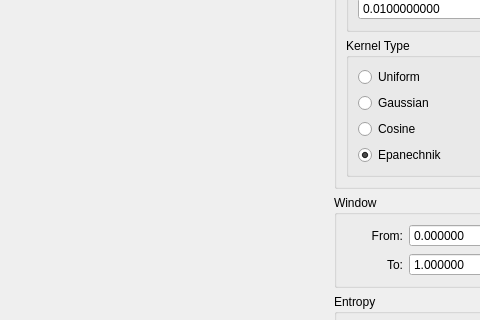
Qt form source/modules/histogram/HistogramWidget.ui (josefkoller/ambient_image_processor) before a commit; both pictures show x 0 to 480 and y 177 to 497 of the 643 by 621 pixel window.
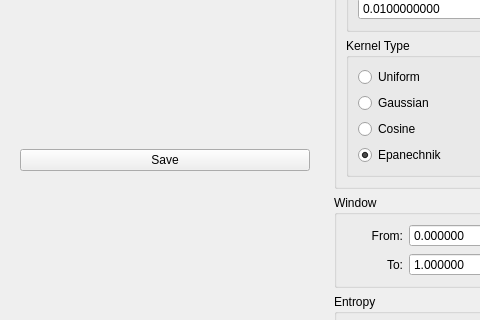
The same form after that commit. Custom widgets are drawn as their Qt base class.

Commit message: histogram save image file button

Patch:
```diff
--- a/source/modules/histogram/HistogramWidget.ui
+++ b/source/modules/histogram/HistogramWidget.ui
@@ -15,6 +15,15 @@
   </property>
   <layout class="QHBoxLayout" name="horizontalLayout">
    <item alignment="Qt::AlignTop">
+    <widget class="QWidget" name="widget_2" native="true">
+     <property name="sizePolicy">
+      <sizepolicy hsizetype="Preferred" vsizetype="Maximum">
+       <horstretch>0</horstretch>
+       <verstretch>0</verstretch>
+      </sizepolicy>
+     </property>
+     <layout class="QVBoxLayout" name="verticalLayout_7">
+      <item alignment="Qt::AlignTop">
     <widget class="QCustomPlot" name="custom_plot_widget" native="true">
      <property name="sizePolicy">
       <sizepolicy hsizetype="Preferred" vsizetype="Expanding">
@@ -31,6 +40,16 @@
      <property name="cursor">
       <cursorShape>UpArrowCursor</cursorShape>
      </property>
+       </widget>
+      </item>
+      <item alignment="Qt::AlignTop">
+       <widget class="QPushButton" name="save_button">
+        <property name="text">
+         <string>Save</string>
+        </property>
+       </widget>
+      </item>
+     </layout>
     </widget>
    </item>
    <item alignment="Qt::AlignTop">
```
Lines whose indentation alone changed are shown as unchanged. The commit also changes 2 other files.
